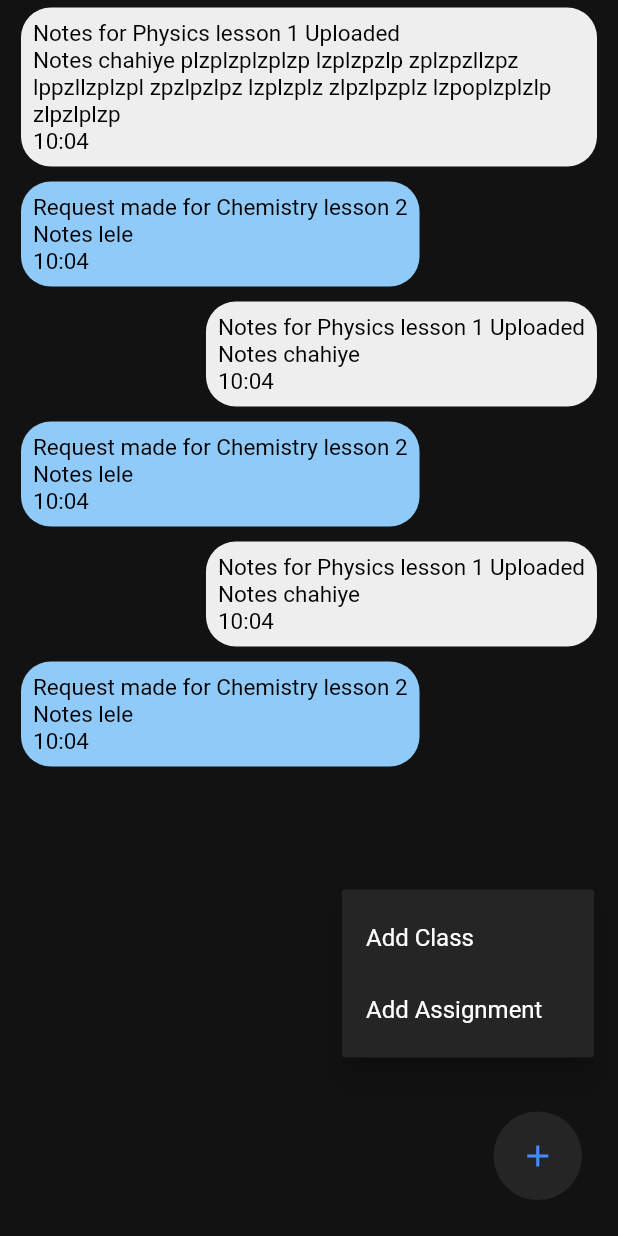
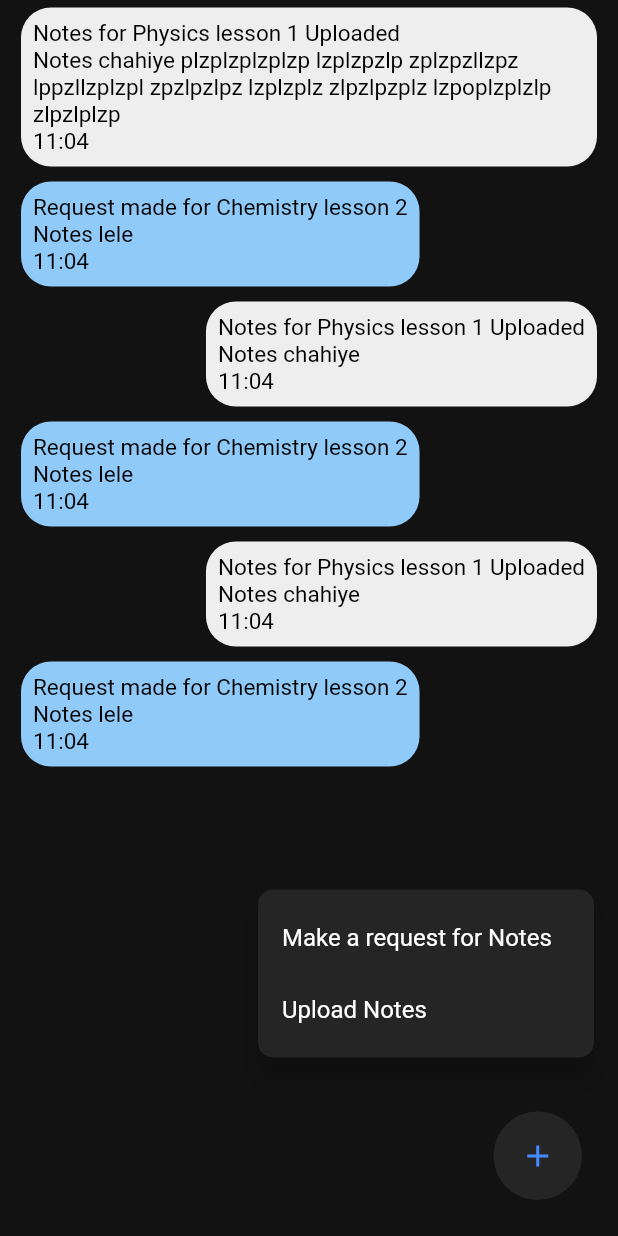
Before and after one commit to hs2361/horario, a Flutter app: the GroupScreen screen opened directly, after a tap on the "add" icon, on a phone screen of 412 x 824 dp. Run offline on Flutter 3.47's test engine with Material 2 defaults, Android fonts, the phone set to English and light mode, and no system bars; our stand-ins replace cloud_firestore, firebase_auth, firebase_core, flutter_colorpicker; missing offline and left inert: time_range_picker; accounts and stored records are empty.

Commit message:
Added notes request form

```diff
--- a/lib/providers/note.dart
+++ b/lib/providers/note.dart
@@ -6,7 +6,6 @@ class Note with ChangeNotifier {
   DateTime? sentTime;
   String? notesName;
   String? messageBody;
-  Color color;
   String? subject;
   String? filename;
 
@@ -18,6 +17,5 @@ class Note with ChangeNotifier {
     this.filename,
     this.notesName,
     this.messageBody,
-    this.color = Colors.blueAccent,
   });
 }
--- a/lib/providers/notes.dart
+++ b/lib/providers/notes.dart
@@ -9,7 +9,6 @@ class Notes with ChangeNotifier {
   final List<Note> _notes = [
     Note(
       notesName: "Physics lesson 1",
-      color: Colors.pink,
       user: "UID",
       messageType: 0,
       messageBody: "Notes chahiye plzplzplzplzp lzplzpzlp zplzpzllzpz lppzllzplzpl zpzlpzlpz lzplzplz zlpzlpzplz lzpoplzplzlp zlpzlplzp",
@@ -17,7 +16,6 @@ class Notes with ChangeNotifier {
     ),
     Note(
       notesName: "Chemistry lesson 2",
-      color: Colors.purple,
       user: "2zZWzj2gOuOz2XrJIifcoTMqt3C3",
       messageType: 1,
       messageBody: "Notes lele",
@@ -26,7 +24,6 @@ class Notes with ChangeNotifier {
     ),
         Note(
       notesName: "Physics lesson 1",
-      color: Colors.pink,
       user: "UID",
       messageType: 0,
       messageBody: "Notes chahiye",
@@ -34,7 +31,6 @@ class Notes with ChangeNotifier {
     ),
     Note(
       notesName: "Chemistry lesson 2",
-      color: Colors.purple,
       user: "2zZWzj2gOuOz2XrJIifcoTMqt3C3",
       messageType: 1,
       messageBody: "Notes lele",
@@ -43,7 +39,6 @@ class Notes with ChangeNotifier {
     ),
         Note(
       notesName: "Physics lesson 1",
-      color: Colors.pink,
       user: "UID",
       messageType: 0,
       messageBody: "Notes chahiye",
@@ -51,7 +46,6 @@ class Notes with ChangeNotifier {
     ),
     Note(
       notesName: "Chemistry lesson 2",
-      color: Colors.purple,
       user: "2zZWzj2gOuOz2XrJIifcoTMqt3C3",
       messageType: 1,
       messageBody: "Notes lele",
@@ -67,7 +61,6 @@ class Notes with ChangeNotifier {
     DateTime? currTime,
     int? messageType,
     String? messageBody,
-    Color color = Colors.blueAccent,
     String? subject,
     String? filename,
   }) {
@@ -78,7 +71,6 @@ class Notes with ChangeNotifier {
         sentTime: currTime,
         messageType: messageType,
         messageBody: messageBody,
-        color: color,
         subject: subject,
         filename: filename
       ),
--- a/lib/screens/group_screen.dart
+++ b/lib/screens/group_screen.dart
@@ -2,8 +2,9 @@ import 'package:flutter/material.dart';
 import 'package:cloud_firestore/cloud_firestore.dart';
 import 'package:horario/providers/note.dart';
 import 'package:horario/providers/notes.dart';
-import 'package:intl/intl.dart';
 import 'package:provider/provider.dart';
+import 'package:horario/widgets/group_chat_card.dart';
+import 'package:horario/widgets/new_notes_request.dart';
 
 class GroupScreen extends StatefulWidget {
   @override
@@ -11,48 +12,32 @@ class GroupScreen extends StatefulWidget {
 }
 
 class _GroupScreenState extends State<GroupScreen> {
-  void showNewClassForm(BuildContext context) {
-    // Arguments => context: The context for the modal sheet to be created in
-    //
-    // Opens up the NewTask modal sheet to add a new task
+  void showNotesRequestForm(BuildContext context) {
+    Navigator.of(context).pushNamed(NewNotesRequest.routeName);
+  }
 
-    showModalBottomSheet(
-      context: context,
-      isScrollControlled: true,
-      isDismissible: true,
-      builder: (_) {
-        return GestureDetector(
-          onTap: () {},
-          behavior: HitTestBehavior.opaque,
-          child: Container(),
-        );
-      },
-    );
+  void showUploadNotesForm(BuildContext context) {
+
   }
 
   Widget _offsetPopup() => PopupMenuButton<int>(
+        shape: RoundedRectangleBorder(borderRadius: BorderRadius.circular(10)),
         itemBuilder: (context) => [
-          PopupMenuItem(
-            value: 1,
-            child: InkWell(
-              onTap: () => showNewClassForm(context),
-              child: const Text(
-                "Add Class",
-                style: TextStyle(
-                  color: Colors.white,
-                ),
+          const PopupMenuItem(
+            value: 0,
+            child: Text(
+              "Make a request for Notes",
+              style: TextStyle(
+                color: Colors.white,
               ),
             ),
           ),
-          PopupMenuItem(
-            value: 2,
-            child: InkWell(
-              onTap: () {},
-              child: const Text(
-                "Add Assignment",
-                style: TextStyle(
-                  color: Colors.white,
-                ),
+          const PopupMenuItem(
+            value: 1,
+            child: Text(
+              "Upload Notes",
+              style: TextStyle(
+                color: Colors.white,
               ),
             ),
           ),
@@ -70,6 +55,13 @@ class _GroupScreenState extends State<GroupScreen> {
           ),
         ),
         offset: const Offset(0, -140),
+        onSelected: (index) {
+          if (index == 0) {
+            showNotesRequestForm(context);
+          } else {
+            showUploadNotesForm(context);
+          }
+        },
       );
 
   @override
@@ -92,54 +84,3 @@ class _GroupScreenState extends State<GroupScreen> {
     );
   }
 }
-
-class GroupChatCard extends StatelessWidget {
-  // ignore: non_constant_identifier_names
-  final Note curr_chat_msg;
-  const GroupChatCard(this.curr_chat_msg);
-
-  @override
-  Widget build(BuildContext context) {
-    String timeString;
-    timeString =
-        DateFormat('HH:MM').format(curr_chat_msg.sentTime ?? DateTime.now());
-    Card currCard = Card();
-
-    //Get userID from firebase here
-    String? currUser = "2zZWzj2gOuOz2XrJIifcoTMqt3C3";
-
-    return Container(
-      width: 300,
-      padding: EdgeInsets.only(left: 14,right: 14,top: 5,bottom: 5),
-      child: Align(
-        alignment: (curr_chat_msg.user == currUser?Alignment.topLeft:Alignment.topRight),
-        child: Container(
-          decoration: BoxDecoration(
-            borderRadius: BorderRadius.circular(20),
-            color: (curr_chat_msg.user == currUser?Colors.blue[200]:Colors.grey.shade200),
-          ),
-          padding: EdgeInsets.all(8),
-          child:
-          Column(
-            crossAxisAlignment: CrossAxisAlignment.start,
-            children: [
-              Text(
-                (curr_chat_msg.messageType==1)?"Request made for " + (curr_chat_msg.notesName??""):"Notes for "+(curr_chat_msg.notesName??"")+" Uploaded",
-                style: TextStyle(fontSize: 15,color: Colors.black),
-
-              ),
-              // Row(
-              //   mainAxisAlignment: MainAxisAlignment.spaceBetween,
-              //   children: [
-                  Text(curr_chat_msg.messageBody??"", style: TextStyle(fontSize: 15,color: Colors.black),),
-                  Text(timeString, style: TextStyle(fontSize: 15,color: Colors.black),),
-              //   ],
-              // ),
-
-            ],
-          ),
-        ),
-      ),
-    );
-  }
-}
--- /dev/null
+++ b/lib/widgets/group_chat_card.dart
@@ -0,0 +1,59 @@
+import 'package:flutter/material.dart';
+import 'package:horario/providers/note.dart';
+
+class GroupChatCard extends StatelessWidget {
+  // ignore: non_constant_identifier_names
+  final Note curr_chat_msg;
+  const GroupChatCard(this.curr_chat_msg);
+
+  @override
+  Widget build(BuildContext context) {
+    String timeString;
+    // timeString = DateFormat('HH:MM').format(curr_chat_msg.sentTime ?? DateTime.now());
+    timeString = "11:04";
+    Card currCard = Card();
+
+    //Get userID from firebase here
+    String? currUser = "2zZWzj2gOuOz2XrJIifcoTMqt3C3";
+
+    return Container(
+      width: 300,
+      padding: EdgeInsets.only(left: 14, right: 14, top: 5, bottom: 5),
+      child: Align(
+        alignment: (curr_chat_msg.user == currUser
+            ? Alignment.topLeft
+            : Alignment.topRight),
+        child: Container(
+          decoration: BoxDecoration(
+            borderRadius: BorderRadius.circular(20),
+            color: (curr_chat_msg.user == currUser
+                ? Colors.blue[200]
+                : Colors.grey.shade200),
+          ),
+          padding: EdgeInsets.all(8),
+          child: Column(
+            crossAxisAlignment: CrossAxisAlignment.start,
+            children: [
+              Text(
+                (curr_chat_msg.messageType == 1)
+                    ? "Request made for " + (curr_chat_msg.notesName ?? "")
+                    : "Notes for " +
+                        (curr_chat_msg.notesName ?? "") +
+                        " Uploaded",
+                style: TextStyle(fontSize: 15, color: Colors.black),
+              ),
+              Text(
+                curr_chat_msg.messageBody ?? "",
+                style: TextStyle(fontSize: 15, color: Colors.black),
+              ),
+              Text(
+                timeString,
+                style: TextStyle(fontSize: 15, color: Colors.black),
+              ),
+            ],
+          ),
+        ),
+      ),
+    );
+  }
+}
```
Also changed, not shown: lib/widgets/new_notes_request.dart (added, +120 -0 lines).
